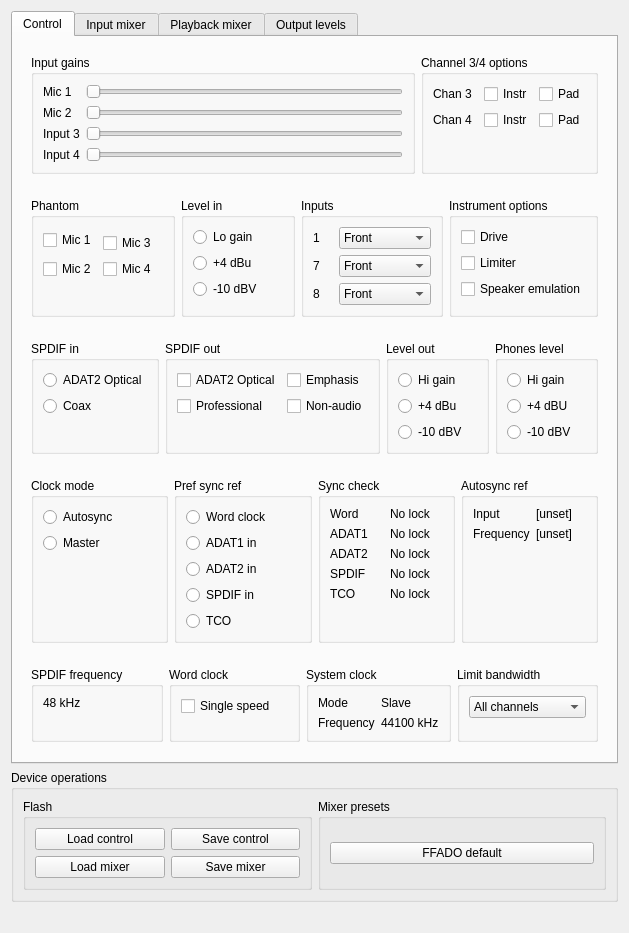
Qt form support/mixer-qt4/ffado/mixer/rme.ui (ojsl1/libffado) before a commit.
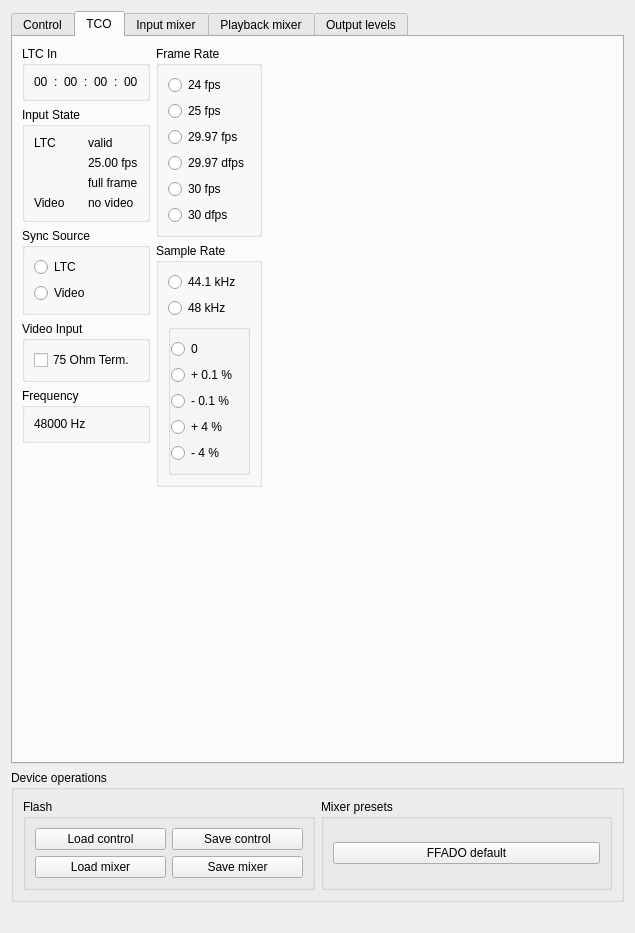
The same form after that commit. The open tabs and pages were chosen to show the change.

Diff of the .ui file:
```diff
--- a/support/mixer-qt4/ffado/mixer/rme.ui
+++ b/support/mixer-qt4/ffado/mixer/rme.ui
@@ -6,7 +6,7 @@
    <rect>
     <x>0</x>
     <y>0</y>
-    <width>629</width>
+    <width>635</width>
     <height>933</height>
    </rect>
   </property>
@@ -25,6 +25,9 @@
    </property>
    <item>
     <widget class="QTabWidget" name="tabWidget">
+     <property name="enabled">
+      <bool>true</bool>
+     </property>
      <property name="sizePolicy">
       <sizepolicy hsizetype="Expanding" vsizetype="Minimum">
        <horstretch>0</horstretch>
@@ -1166,6 +1169,396 @@
       <zorder>frame_3</zorder>
       <zorder>igains_chan34_opts_frame</zorder>
      </widget>
+     <widget class="QWidget" name="tco_options">
+      <property name="enabled">
+       <bool>true</bool>
+      </property>
+      <attribute name="title">
+       <string>TCO</string>
+      </attribute>
+      <layout class="QHBoxLayout" name="horizontalLayout_6">
+       <item>
+        <layout class="QVBoxLayout" name="verticalLayout_19">
+         <item>
+          <widget class="QGroupBox" name="groupBox_2">
+           <property name="title">
+            <string>LTC In</string>
+           </property>
+           <layout class="QHBoxLayout" name="horizontalLayout_9">
+            <item>
+             <layout class="QHBoxLayout" name="ltc_in">
+              <item>
+               <widget class="QLabel" name="ltc_in_hours">
+                <property name="text">
+                 <string>00</string>
+                </property>
+               </widget>
+              </item>
+              <item>
+               <widget class="QLabel" name="label_4">
+                <property name="text">
+                 <string>:</string>
+                </property>
+               </widget>
+              </item>
+              <item>
+               <widget class="QLabel" name="ltc_in_minutes">
+                <property name="text">
+                 <string>00</string>
+                </property>
+               </widget>
+              </item>
+              <item>
+               <widget class="QLabel" name="label_8">
+                <property name="text">
+                 <string>:</string>
+                </property>
+               </widget>
+              </item>
+              <item>
+               <widget class="QLabel" name="ltc_in_seconds">
+                <property name="text">
+                 <string>00</string>
+                </property>
+               </widget>
+              </item>
+              <item>
+               <widget class="QLabel" name="label_10">
+                <property name="text">
+                 <string>:</string>
+                </property>
+               </widget>
+              </item>
+              <item>
+               <widget class="QLabel" name="ltc_in_frames">
+                <property name="text">
+                 <string>00</string>
+                </property>
+               </widget>
+              </item>
+             </layout>
+            </item>
+           </layout>
+          </widget>
+         </item>
+         <item>
+          <widget class="QGroupBox" name="input_state">
+           <property name="title">
+            <string>Input State</string>
+           </property>
+           <layout class="QGridLayout" name="gridLayout_11">
+            <item row="0" column="0">
+             <widget class="QLabel" name="label_2">
+              <property name="text">
+               <string>LTC</string>
+              </property>
+             </widget>
+            </item>
+            <item row="0" column="1">
+             <widget class="QLabel" name="state_ltc_valid_label">
+              <property name="text">
+               <string>valid</string>
+              </property>
+             </widget>
+            </item>
+            <item row="1" column="0">
+             <spacer name="verticalSpacer_18">
+              <property name="orientation">
+               <enum>Qt::Vertical</enum>
+              </property>
+              <property name="sizeType">
+               <enum>QSizePolicy::Ignored</enum>
+              </property>
+              <property name="sizeHint" stdset="0">
+               <size>
+                <width>20</width>
+                <height>11</height>
+               </size>
+              </property>
+             </spacer>
+            </item>
+            <item row="1" column="1">
+             <widget class="QLabel" name="state_ltc_framerate">
+              <property name="text">
+               <string>25.00 fps</string>
+              </property>
+              <property name="alignment">
+               <set>Qt::AlignLeading|Qt::AlignLeft|Qt::AlignTop</set>
+              </property>
+             </widget>
+            </item>
+            <item row="2" column="0">
+             <spacer name="verticalSpacer_19">
+              <property name="orientation">
+               <enum>Qt::Vertical</enum>
+              </property>
+              <property name="sizeType">
+               <enum>QSizePolicy::Ignored</enum>
+              </property>
+              <property name="sizeHint" stdset="0">
+               <size>
+                <width>20</width>
+                <height>11</height>
+               </size>
+              </property>
+             </spacer>
+            </item>
+            <item row="2" column="1">
+             <widget class="QLabel" name="state_ltc_frame_type">
+              <property name="text">
+               <string>full frame</string>
+              </property>
+              <property name="alignment">
+               <set>Qt::AlignLeading|Qt::AlignLeft|Qt::AlignTop</set>
+              </property>
+             </widget>
+            </item>
+            <item row="3" column="0">
+             <widget class="QLabel" name="label_13">
+              <property name="text">
+               <string>Video</string>
+              </property>
+             </widget>
+            </item>
+            <item row="3" column="1">
+             <widget class="QLabel" name="state_video_type">
+              <property name="text">
+               <string>no video</string>
+              </property>
+             </widget>
+            </item>
+           </layout>
+          </widget>
+         </item>
+         <item>
+          <widget class="QGroupBox" name="sync_source">
+           <property name="title">
+            <string>Sync Source</string>
+           </property>
+           <layout class="QVBoxLayout" name="verticalLayout_13">
+            <item>
+             <widget class="QRadioButton" name="sync_source_ltc">
+              <property name="text">
+               <string>LTC</string>
+              </property>
+             </widget>
+            </item>
+            <item>
+             <widget class="QRadioButton" name="sync_source_video">
+              <property name="text">
+               <string>Video</string>
+              </property>
+             </widget>
+            </item>
+           </layout>
+          </widget>
+         </item>
+         <item>
+          <widget class="QGroupBox" name="video_input">
+           <property name="title">
+            <string>Video Input</string>
+           </property>
+           <layout class="QVBoxLayout" name="verticalLayout_14">
+            <item>
+             <widget class="QCheckBox" name="video_input_termination_on">
+              <property name="text">
+               <string>75 Ohm Term.</string>
+              </property>
+             </widget>
+            </item>
+           </layout>
+          </widget>
+         </item>
+         <item>
+          <widget class="QGroupBox" name="tco_frequency">
+           <property name="title">
+            <string>Frequency</string>
+           </property>
+           <layout class="QVBoxLayout" name="verticalLayout_15">
+            <item>
+             <widget class="QLabel" name="tco_frequency_label">
+              <property name="text">
+               <string>48000 Hz</string>
+              </property>
+             </widget>
+            </item>
+           </layout>
+          </widget>
+         </item>
+         <item>
+          <spacer name="verticalSpacer_20">
+           <property name="orientation">
+            <enum>Qt::Vertical</enum>
+           </property>
+           <property name="sizeHint" stdset="0">
+            <size>
+             <width>20</width>
+             <height>40</height>
+            </size>
+           </property>
+          </spacer>
+         </item>
+        </layout>
+       </item>
+       <item>
+        <layout class="QVBoxLayout" name="verticalLayout_21">
+         <item>
+          <widget class="QGroupBox" name="frame_rate">
+           <property name="title">
+            <string>Frame Rate</string>
+           </property>
+           <layout class="QVBoxLayout" name="verticalLayout_16">
+            <item>
+             <widget class="QRadioButton" name="frame_rate_24fps">
+              <property name="text">
+               <string>24 fps</string>
+              </property>
+             </widget>
+            </item>
+            <item>
+             <widget class="QRadioButton" name="frame_rate_25fps">
+              <property name="text">
+               <string>25 fps</string>
+              </property>
+             </widget>
+            </item>
+            <item>
+             <widget class="QRadioButton" name="frame_rate_29_97fps">
+              <property name="text">
+               <string>29.97 fps</string>
+              </property>
+             </widget>
+            </item>
+            <item>
+             <widget class="QRadioButton" name="frame_rate_29_97dfps">
+              <property name="text">
+               <string>29.97 dfps</string>
+              </property>
+             </widget>
+            </item>
+            <item>
+             <widget class="QRadioButton" name="frame_rate_30fps">
+              <property name="text">
+               <string>30 fps</string>
+              </property>
+             </widget>
+            </item>
+            <item>
+             <widget class="QRadioButton" name="frame_rate_30dfps">
+              <property name="text">
+               <string>30 dfps</string>
+              </property>
+             </widget>
+            </item>
+           </layout>
+          </widget>
+         </item>
+         <item>
+          <widget class="QGroupBox" name="sample_rate">
+           <property name="title">
+            <string>Sample Rate</string>
+           </property>
+           <property name="flat">
+            <bool>false</bool>
+           </property>
+           <layout class="QVBoxLayout" name="verticalLayout_17">
+            <item>
+             <widget class="QRadioButton" name="sample_rate_44k1">
+              <property name="text">
+               <string>44.1 kHz</string>
+              </property>
+             </widget>
+            </item>
+            <item>
+             <widget class="QRadioButton" name="sample_rate_48k">
+              <property name="text">
+               <string>48 kHz</string>
+              </property>
+             </widget>
+            </item>
+            <item>
+             <widget class="QGroupBox" name="groupBox_3">
+              <property name="title">
+               <string/>
+              </property>
+              <property name="flat">
+               <bool>true</bool>
+              </property>
+              <layout class="QVBoxLayout" name="verticalLayout_18">
+               <property name="leftMargin">
+                <number>0</number>
+               </property>
+               <item>
+                <widget class="QRadioButton" name="sample_rate_0pc">
+                 <property name="text">
+                  <string>0</string>
+                 </property>
+                </widget>
+               </item>
+               <item>
+                <widget class="QRadioButton" name="sample_rate_p01pc">
+                 <property name="text">
+                  <string>+ 0.1 %</string>
+                 </property>
+                </widget>
+               </item>
+               <item>
+                <widget class="QRadioButton" name="sample_rate_n01pc">
+                 <property name="text">
+                  <string>- 0.1 %</string>
+                 </property>
+                </widget>
+               </item>
+               <item>
+                <widget class="QRadioButton" name="sample_rate_p40pc">
+                 <property name="text">
+                  <string>+ 4 %</string>
+                 </property>
+                </widget>
+               </item>
+               <item>
+                <widget class="QRadioButton" name="sample_rate_n40pc">
+                 <property name="text">
+                  <string>- 4 %</string>
+                 </property>
+                </widget>
+               </item>
+              </layout>
+             </widget>
+            </item>
+           </layout>
+          </widget>
+         </item>
+         <item>
+          <spacer name="verticalSpacer_21">
+           <property name="orientation">
+            <enum>Qt::Vertical</enum>
+           </property>
+           <property name="sizeHint" stdset="0">
+            <size>
+             <width>20</width>
+             <height>40</height>
+            </size>
+           </property>
+          </spacer>
+         </item>
+        </layout>
+       </item>
+       <item>
+        <spacer name="horizontalSpacer">
+         <property name="orientation">
+          <enum>Qt::Horizontal</enum>
+         </property>
+         <property name="sizeHint" stdset="0">
+          <size>
+           <width>40</width>
+           <height>20</height>
+          </size>
+         </property>
+        </spacer>
+       </item>
+      </layout>
+     </widget>
      <widget class="QWidget" name="mixer">
       <attribute name="title">
        <string>Input mixer</string>
```
